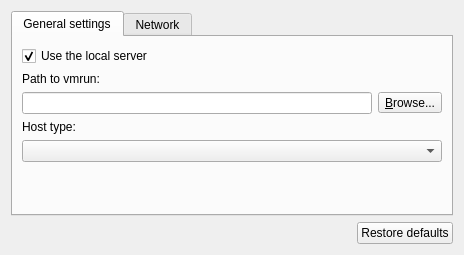
Qt form gns3/modules/vmware/ui/vmware_preferences_page.ui (GNS3/gns3-gui) before a commit.
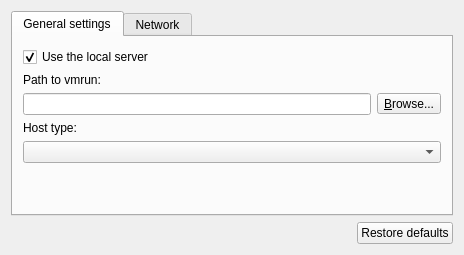
The same form after that commit.

Commit message: Force content margins for tab layouts.

What changed in the file:
```diff
--- a/gns3/modules/vmware/ui/vmware_preferences_page.ui
+++ b/gns3/modules/vmware/ui/vmware_preferences_page.ui
@@ -27,6 +27,9 @@
        <string>General settings</string>
       </attribute>
       <layout class="QGridLayout" name="gridLayout_2">
+       <property name="margin">
+        <number>10</number>
+       </property>
        <item row="0" column="0">
         <widget class="QCheckBox" name="uiUseLocalServercheckBox">
          <property name="text">
```
Left out of the diff: 3 changed lines with no effect on the pictures. The commit also changes 20 other files.
